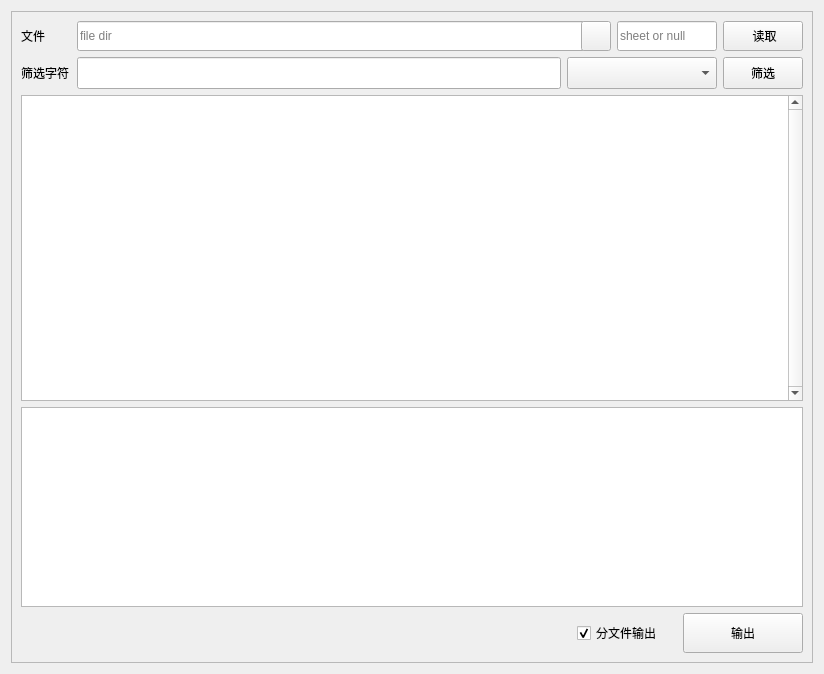
The window that ui/excel_filter.ui (foxliu18/ICEHelper) describes before a commit, drawn with Qt 5.
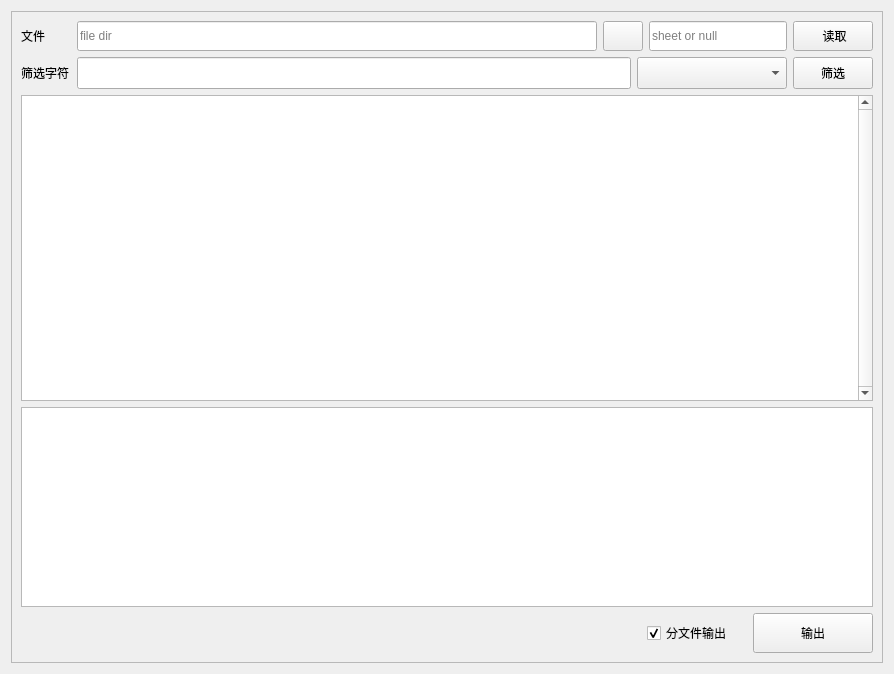
The same window after the commit. Icons and pictures are not drawn.

```diff
--- a/ui/excel_filter.ui
+++ b/ui/excel_filter.ui
@@ -6,7 +6,7 @@
    <rect>
     <x>0</x>
     <y>0</y>
-    <width>824</width>
+    <width>894</width>
     <height>674</height>
    </rect>
   </property>
@@ -67,18 +67,30 @@
           </item>
           <item>
            <widget class="QPushButton" name="slt_file_btn">
+            <property name="sizePolicy">
+             <sizepolicy hsizetype="Fixed" vsizetype="Fixed">
+              <horstretch>0</horstretch>
+              <verstretch>0</verstretch>
+             </sizepolicy>
+            </property>
             <property name="minimumSize">
              <size>
-              <width>30</width>
+              <width>32</width>
               <height>30</height>
              </size>
             </property>
             <property name="maximumSize">
              <size>
-              <width>50</width>
-              <height>50</height>
+              <width>70</width>
+              <height>70</height>
              </size>
             </property>
+            <property name="styleSheet">
+             <string notr="true">#slt_file_btn{
+border-image: url(:/res/img/file64.svg)
+}
+</string>
+            </property>
             <property name="text">
              <string/>
             </property>
```
Left out of the diff: 4 changed lines with no effect on the pictures.
